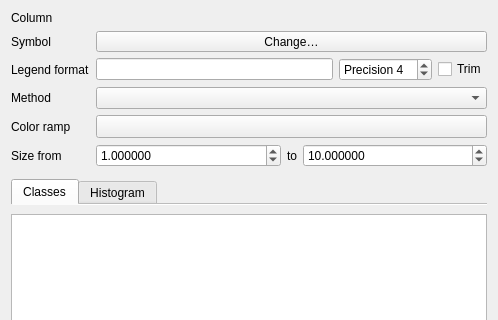
Old version of the form src/ui/qgsgraduatedsymbolrendererwidget.ui in the repository qgis/QGIS; both pictures show x 0 to 498 and y 0 to 320 of the 498 by 641 pixel window.
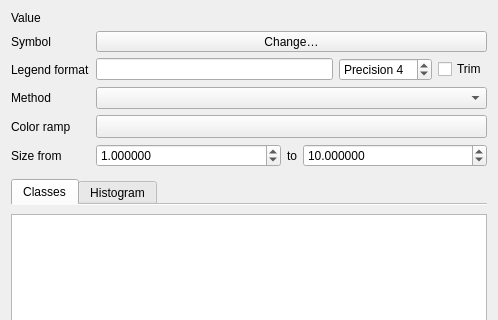
New version of the form. Icons and pictures are not drawn. Custom widgets are drawn as their Qt base class.

Commit message:
[needs-docs] Use "Value" as standard label of the widget
to filter labeling and symbology (categorized, graduated)
instead of "Label with" and "Column"

```diff
--- a/src/ui/qgsgraduatedsymbolrendererwidget.ui
+++ b/src/ui/qgsgraduatedsymbolrendererwidget.ui
@@ -14,7 +14,7 @@
    <item row="0" column="0">
     <widget class="QLabel" name="label_4">
      <property name="text">
-      <string>Column</string>
+      <string>Value</string>
      </property>
     </widget>
    </item>
```
The commit also changes 2 other files.
